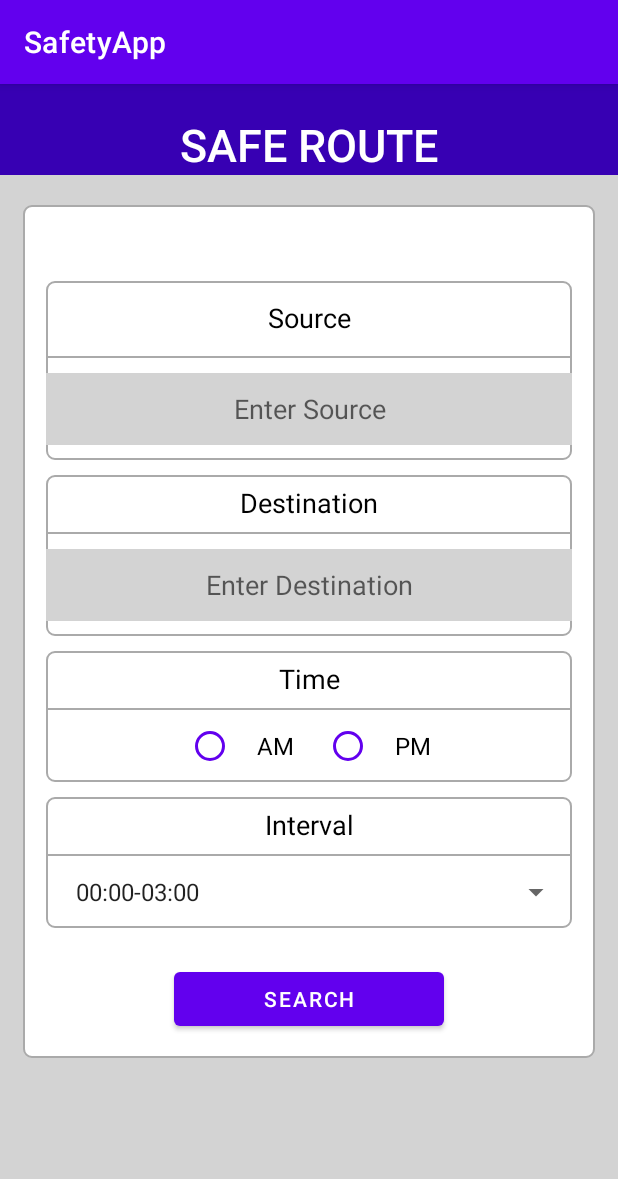
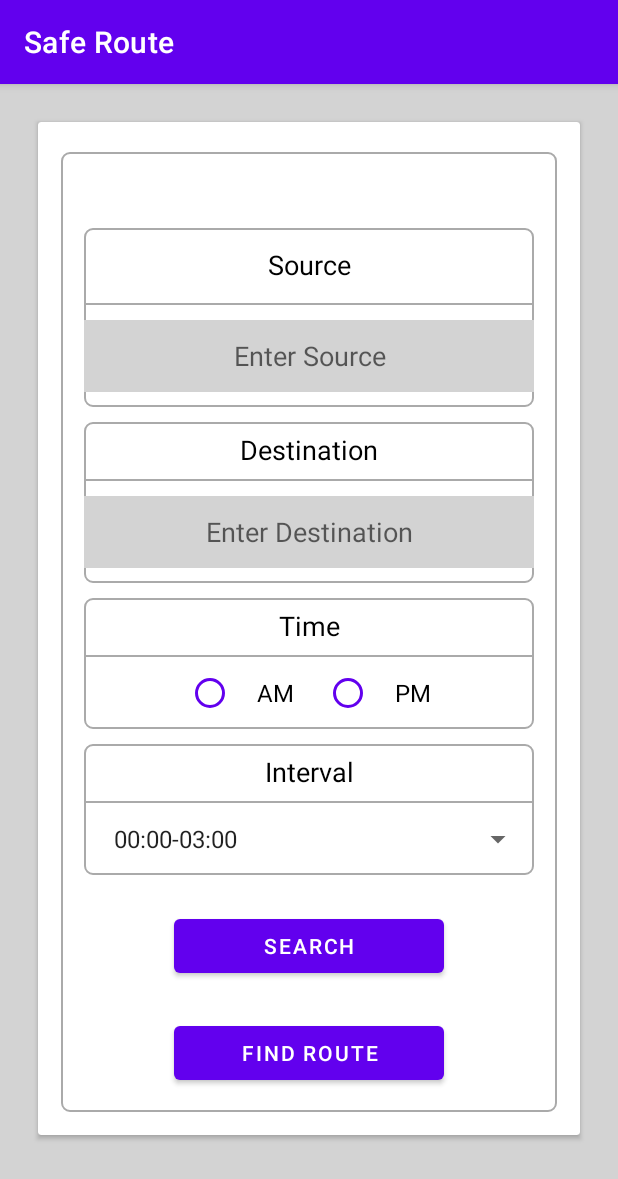
Before and after one commit to AayushViswase/SafetyAPP, an Android app: the PathFinder screen opened directly, with no data from a screen before it, on a phone screen of 412 x 824 dp. Shown: the top 1179 px of the screen. Run offline under Robolectric (Android 15) with nearby library versions, the phone set to English and light mode, and no system bars; libraries missing offline, so code that uses them is left out: com.chaquo.python.

Commit message:
bugs fixed

```diff
--- a/SafetyApp2/app/src/main/AndroidManifest.xml
+++ b/SafetyApp2/app/src/main/AndroidManifest.xml
@@ -34,7 +34,8 @@
             android:label="FeedBack" />
         <activity
             android:name=".PathFinder"
-            android:exported="false" />
+            android:exported="false"
+            android:label="Safe Route" />
         <!--
              TODO: Before you run your application, you need a Google Maps API key.
 
--- a/SafetyApp2/app/src/main/java/com/example/safetyapp/PathFinder.java
+++ b/SafetyApp2/app/src/main/java/com/example/safetyapp/PathFinder.java
@@ -1,7 +1,7 @@
 package com.example.safetyapp;
 
-
 import android.content.Intent;
+import android.net.Uri;
 import android.os.Bundle;
 import android.text.TextUtils;
 import android.view.View;
@@ -23,9 +23,10 @@ public class PathFinder extends AppCompatActivity {
     private EditText editTextSource, editTextDestination;
     private RadioGroup radioGroup;
     private RadioButton radioButton;
-    private ProgressBar progressBar1;
     private Spinner spinner;
+    private ProgressBar progressBar; // Added progress bar reference
     String time;
+    Button buttonSearch,buttonRouteFind;
 
     @Override
     protected void onCreate(Bundle savedInstanceState) {
@@ -37,12 +38,23 @@ public class PathFinder extends AppCompatActivity {
         radioGroup = findViewById(R.id.radio_group);
         radioGroup.clearCheck();
         spinner = findViewById(R.id.spinner);
-        progressBar1=findViewById(R.id.progress_bar1);
+        progressBar = findViewById(R.id.progress_bar1); // Initializing progress bar
 
-        Button buttonSearch = findViewById(R.id.button_search);
+       buttonSearch = findViewById(R.id.button_search);
+        buttonRouteFind=findViewById(R.id.routefinder);
+        buttonRouteFind.setOnClickListener(v -> {
+            String textSource = editTextSource.getText().toString().toUpperCase();
+            String textDestination = editTextDestination.getText().toString().toUpperCase();
+            Uri uri = Uri.parse("https://www.google.com/maps/dir/" + textSource + "/" + textDestination);
+            Intent intent12 = new Intent(Intent.ACTION_VIEW, uri);
+            intent12.setPackage("com.google.android.apps.maps");
+            intent12.setFlags(Intent.FLAG_ACTIVITY_NEW_TASK);
+            startActivity(intent12);
+
+        });
         buttonSearch.setOnClickListener(v -> {
-            String textSource = editTextSource.getText().toString();
-            String textDestination = editTextDestination.getText().toString();
+            String textSource = editTextSource.getText().toString().toUpperCase();
+            String textDestination = editTextDestination.getText().toString().toUpperCase();
 
             if (TextUtils.isEmpty(textSource)) {
                 Toast.makeText(PathFinder.this, "Please enter Source", Toast.LENGTH_LONG).show();
@@ -54,7 +66,6 @@ public class PathFinder extends AppCompatActivity {
                 editTextDestination.requestFocus();
             } else if (radioGroup.getCheckedRadioButtonId() == -1) {
                 // No radio button is selected
-
                 Toast.makeText(PathFinder.this, "Please select AM or PM", Toast.LENGTH_LONG).show();
                 radioGroup.requestFocus();
             } else {
@@ -71,23 +82,38 @@ public class PathFinder extends AppCompatActivity {
                 }
                 // Get the selected item from the spinner
                 String selectedTimeOption = spinner.getSelectedItem().toString();
-                //Toast.makeText(this, textSource+" "+textDestination+" "+time+" "+selectedTimeOption, Toast.LENGTH_SHORT).show();
+
+                // Show progress bar
+                progressBar.setVisibility(View.VISIBLE);
+
+                // Disable button to prevent multiple clicks
+                buttonSearch.setEnabled(false);
+
+                // Perform the task in the background
+                performBackgroundTask(textSource, textDestination, selectedTimeOption);
+
+            }
+        });
+    }
+
+    private void performBackgroundTask(String source, String destination, String selectedTimeOption) {
+        // Perform your background task here (e.g., calling the Python code)
+
+        // Example: Simulating a delay of 2 seconds using a Handler
+
             // Create a new Intent object with the current activity and the target activity class
-                progressBar1.setVisibility(View.VISIBLE);
             if (!Python.isStarted()) {
                 Python.start(new AndroidPlatform(this));
             }
             Python py = Python.getInstance();
             PyObject module = py.getModule("script");
 
-                String source = textSource.toUpperCase();
-                String destination = textDestination.toUpperCase();
+
             String time_period = time.toUpperCase();
             String time_interval = selectedTimeOption.toUpperCase();
             PyObject runModels = module.get("run_model");
             PyObject result = runModels.call(source, destination, time_period, time_interval);
             String a = result.toString();
-                progressBar1.setVisibility(View.GONE);
             Intent intent = new Intent(PathFinder.this, PythonRunner.class);
 
             intent.putExtra("source", source);
@@ -96,12 +122,13 @@ public class PathFinder extends AppCompatActivity {
             intent.putExtra("interval", time_interval);
             intent.putExtra("a", a);
 
-
             startActivity(intent);
             finish();
 
+        // Hide progress bar
+        progressBar.setVisibility(View.GONE);
 
-            }
-        });
+        // Re-enable the button
+        buttonSearch.setEnabled(true);
     }
 }
--- a/SafetyApp2/app/src/main/res/layout/activity_path_finder.xml
+++ b/SafetyApp2/app/src/main/res/layout/activity_path_finder.xml
@@ -7,24 +7,16 @@
     android:background="@color/light_gray"
     tools:context=".MainActivity">
 
-    <LinearLayout
-        android:layout_width="wrap_content"
-        android:layout_height="match_parent"
-        android:orientation="vertical"
-        android:background="@color/light_gray">
+    <androidx.cardview.widget.CardView
+        android:id="@+id/cardViewFeedback"
+        android:layout_width="match_parent"
+        android:layout_height="wrap_content"
+        android:layout_marginStart="25dp"
+        android:layout_marginTop="25dp"
+        android:layout_marginEnd="25dp"
+        android:layout_marginBottom="25dp">
 
-        <TextView
-            android:id="@+id/textView_login_head"
-            android:layout_width="match_parent"
-            android:layout_height="wrap_content"
 
-            android:textSize="30dp"
-            android:textColor="@color/white"
-            android:background="@color/purple_700"
-            android:text="SAFE ROUTE"
-            android:textAlignment="center"
-            android:paddingTop="20dp"
-            android:textAppearance="@style/TextAppearance.AppCompat.Title" />
 
         <RelativeLayout
             android:layout_width="match_parent"
@@ -37,13 +29,14 @@
             android:padding="15dp">
             <ProgressBar
                 android:id="@+id/progress_bar1"
-                style="?android:attr/progressBarStyleSmall"
+                style="?android:attr/progressBarStyleLarge"
                 android:layout_width="wrap_content"
                 android:layout_height="wrap_content"
-                android:layout_marginTop="110dp"
-                android:layout_centerHorizontal="true"
-                android:elevation="10dp"
-                android:visibility="gone" />
+                android:layout_centerInParent="true"
+                android:layout_marginTop="16dp"
+                android:visibility="invisible" />
+
+
 
             <RelativeLayout
                 android:id="@+id/RL_source"
@@ -52,6 +45,7 @@
                 android:layout_alignParentTop="true"
                 android:layout_marginTop="35dp"
                 android:background="@drawable/border">
+
 
 
 
@@ -245,8 +239,19 @@
                 android:layout_marginStart="70dp"
                 android:layout_marginTop="23dp"
                 android:text="Search" />
+            <Button
+                android:id="@+id/routefinder"
+                android:layout_width="180dp"
+                android:layout_height="wrap_content"
+                android:layout_below="@+id/button_search"
+                android:layout_centerHorizontal="true"
+                android:layout_marginStart="70dp"
+                android:layout_marginTop="23dp"
+                android:text="Find Route" />
+
+
 
         </RelativeLayout>
 
-    </LinearLayout>
+    </androidx.cardview.widget.CardView>
 </ScrollView>
```
Also changed, not shown: SafetyApp2/app/src/main/java/com/example/safetyapp/FeedBack.java (+7 -4 lines), SafetyApp2/app/src/main/java/com/example/safetyapp/PythonRunner.java (+7 -31 lines), SafetyApp2/app/src/main/res/layout/activity_feed_back.xml (+9 -0 lines). Lines whose indentation alone changed are shown as unchanged.
